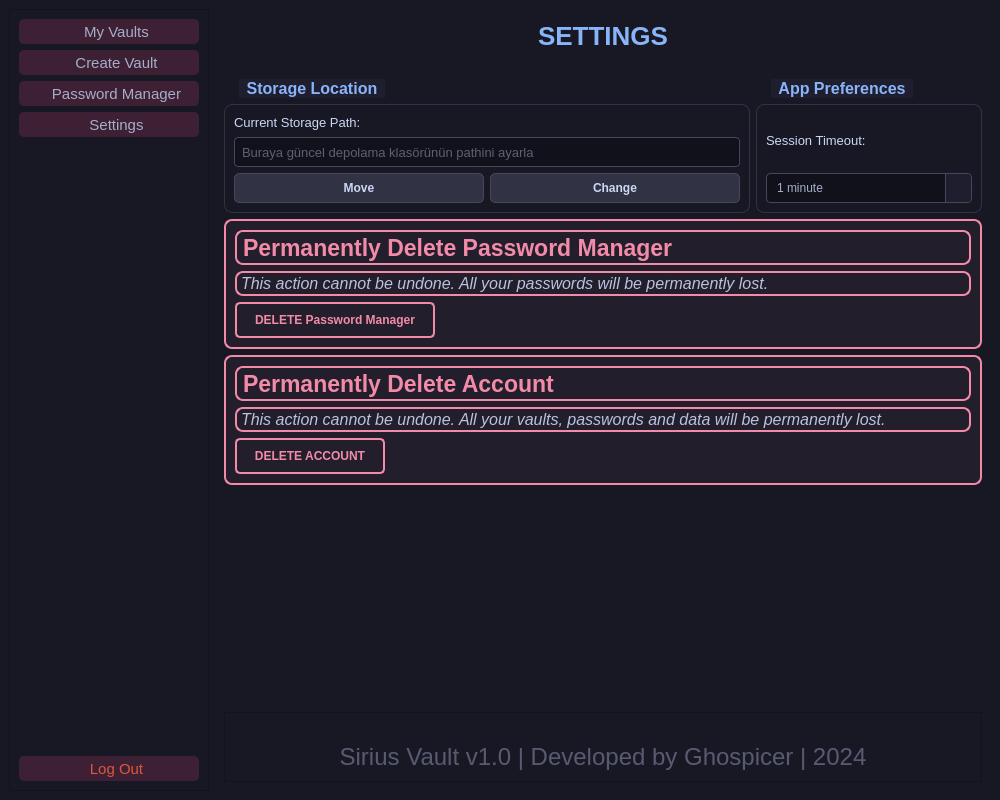
Above: SiriusVaultGUI/src/ui/main_menu.ui from Ghospicer/SiriusVault before the change. Below: the same form after it.
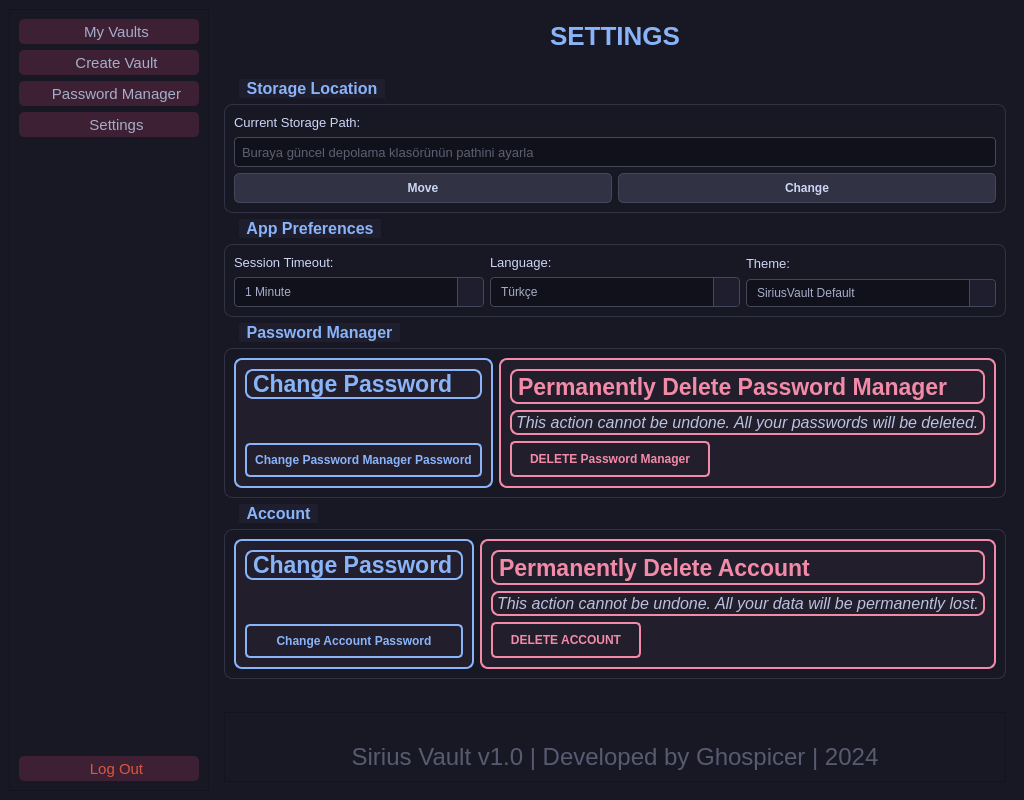
That is the form after the change. Icons and pictures are not drawn.

```diff
--- a/SiriusVaultGUI/src/ui/main_menu.ui
+++ b/SiriusVaultGUI/src/ui/main_menu.ui
@@ -13,10 +13,6 @@
   <property name="windowTitle">
    <string>SIRIUS VAULT</string>
   </property>
-  <property name="windowIcon">
-   <iconset>
-    <normaloff>../assets/siriusvault.ico</normaloff>../assets/siriusvault.ico</iconset>
-  </property>
   <property name="styleSheet">
    <string notr="true">QMainWindow {
     background-color: #1e1e2e;
@@ -1094,8 +1090,6 @@
          </widget>
         </item>
         <item>
-         <layout class="QHBoxLayout" name="horizontalLayout_3" stretch="70,30">
-          <item>
            <widget class="QGroupBox" name="groupBox_settings_storage">
             <property name="styleSheet">
              <string notr="true">QGroupBox {
@@ -1236,6 +1230,8 @@
            </widget>
           </item>
           <item>
+         <layout class="QHBoxLayout" name="horizontalLayout_3" stretch="0">
+          <item>
            <widget class="QGroupBox" name="groupBox_settings_apreferences">
             <property name="styleSheet">
              <string notr="true">QGroupBox {
@@ -1259,7 +1255,9 @@
             <property name="title">
              <string>App Preferences</string>
             </property>
-            <layout class="QVBoxLayout" name="verticalLayout_6">
+            <layout class="QHBoxLayout" name="horizontalLayout_8">
+             <item>
+              <layout class="QVBoxLayout" name="verticalLayout_12">
              <item>
               <widget class="QLabel" name="label_session_timeout">
                <property name="minimumSize">
@@ -1282,7 +1280,7 @@
               </widget>
              </item>
              <item>
-              <widget class="QComboBox" name="comboBox">
+                <widget class="QComboBox" name="comboBox_timeout">
                <property name="minimumSize">
                 <size>
                  <width>0</width>
@@ -1338,7 +1336,7 @@
                </property>
                <item>
                 <property name="text">
-                 <string>1 minute</string>
+                   <string>1 Minute</string>
                 </property>
                </item>
                <item>
@@ -1359,9 +1357,266 @@
               </widget>
              </item>
             </layout>
-           </widget>
-          </item>
-         </layout>
+             </item>
+             <item>
+              <layout class="QVBoxLayout" name="verticalLayout_6">
+               <item>
+                <widget class="QLabel" name="label_session_timeout_2">
+                 <property name="minimumSize">
+                  <size>
+                   <width>0</width>
+                   <height>17</height>
+                  </size>
+                 </property>
+                 <property name="styleSheet">
+                  <string notr="true">QLabel {
+    color: #cdd6f4;
+    font-weight: normal;
+    font-size: 10pt;
+    background-color: transparent;
+}</string>
+                 </property>
+                 <property name="text">
+                  <string>Language:</string>
+                 </property>
+                </widget>
+               </item>
+               <item>
+                <widget class="QComboBox" name="comboBox_language">
+                 <property name="minimumSize">
+                  <size>
+                   <width>0</width>
+                   <height>30</height>
+                  </size>
+                 </property>
+                 <property name="cursor">
+                  <cursorShape>PointingHandCursor</cursorShape>
+                 </property>
+                 <property name="styleSheet">
+                  <string notr="true">QComboBox {
+    background-color: #11111b;
+    border: 1px solid #45475a;
+    border-radius: 4px;
+    color: #a6adc8;
+    padding: 5px;
+    padding-left: 10px;
+}
+
+QComboBox::drop-down {
+    subcontrol-origin: padding;
+    subcontrol-position: top right;
+    width: 25px;
+    border-left-width: 1px;
+    border-left-color: #45475a;
+    border-left-style: solid;
+    border-top-right-radius: 4px;
+    border-bottom-right-radius: 4px;
+    background: #1e1e2e;
+}
+
+QComboBox::down-arrow {
+    image: none;
+    border: none;
+    
+    width: 8px;
+    height: 8px;
+    border-radius: 4px;
+    background-color: #89b4fa;
+    
+    subcontrol-origin: padding;
+    subcontrol-position: center;
+}
+
+QComboBox QAbstractItemView {
+    background-color: #181825;
+    color: #cdd6f4;
+    border: 1px solid #45475a;
+    selection-background-color: #313244;
+    selection-color: #ffffff;
+    outline: none;
+}</string>
+                 </property>
+                 <item>
+                  <property name="text">
+                   <string>Türkçe</string>
+                  </property>
+                 </item>
+                 <item>
+                  <property name="text">
+                   <string>English (default)</string>
+                  </property>
+                 </item>
+                </widget>
+               </item>
+              </layout>
+             </item>
+             <item>
+              <layout class="QVBoxLayout" name="verticalLayout_11">
+               <item>
+                <widget class="QLabel" name="label_7">
+                 <property name="styleSheet">
+                  <string notr="true">QLabel {
+    color: #cdd6f4;
+    font-weight: normal;
+    font-size: 10pt;
+    background-color: transparent;
+}</string>
+                 </property>
+                 <property name="text">
+                  <string>Theme:</string>
+                 </property>
+                </widget>
+               </item>
+               <item>
+                <widget class="QComboBox" name="comboBox_theme">
+                 <property name="styleSheet">
+                  <string notr="true">QComboBox {
+    background-color: #11111b;
+    border: 1px solid #45475a;
+    border-radius: 4px;
+    color: #a6adc8;
+    padding: 5px;
+    padding-left: 10px;
+}
+
+QComboBox::drop-down {
+    subcontrol-origin: padding;
+    subcontrol-position: top right;
+    width: 25px;
+    border-left-width: 1px;
+    border-left-color: #45475a;
+    border-left-style: solid;
+    border-top-right-radius: 4px;
+    border-bottom-right-radius: 4px;
+    background: #1e1e2e;
+}
+
+QComboBox::down-arrow {
+    image: none;
+    border: none;
+    
+    width: 8px;
+    height: 8px;
+    border-radius: 4px;
+    background-color: #89b4fa;
+    
+    subcontrol-origin: padding;
+    subcontrol-position: center;
+}
+
+QComboBox QAbstractItemView {
+    background-color: #181825;
+    color: #cdd6f4;
+    border: 1px solid #45475a;
+    selection-background-color: #313244;
+    selection-color: #ffffff;
+    outline: none;
+}</string>
+                 </property>
+                 <item>
+                  <property name="text">
+                   <string>SiriusVault Default</string>
+                  </property>
+                 </item>
+                </widget>
+               </item>
+              </layout>
+             </item>
+            </layout>
+           </widget>
+          </item>
+         </layout>
+        </item>
+        <item>
+         <layout class="QHBoxLayout" name="horizontalLayout_7"/>
+        </item>
+        <item>
+         <widget class="QGroupBox" name="groupBox">
+          <property name="styleSheet">
+           <string notr="true">QGroupBox {
+    background-color: #181825;
+    border: 1px solid #313244;
+    border-radius: 8px;
+    margin-top: 25px;
+    font-weight: bold;
+    color: #89b4fa;
+    font-size: 12pt;
+}
+
+QGroupBox::title {
+    subcontrol-origin: margin;
+    subcontrol-position: top left;
+    left: 15px;
+    padding: 0 5px;
+    background-color: #1e1e2e;
+}</string>
+          </property>
+          <property name="title">
+           <string>Password Manager</string>
+          </property>
+          <layout class="QHBoxLayout" name="horizontalLayout_5">
+           <item>
+            <widget class="QFrame" name="verticalFrame">
+             <property name="styleSheet">
+              <string notr="true">QFrame {
+    background-color: rgba(243, 139, 168, 0.05);
+    border: 2px solid #89b4fa;
+    border-radius: 8px;
+}</string>
+             </property>
+             <layout class="QVBoxLayout" name="verticalLayout_13">
+              <item>
+               <widget class="QLabel" name="label_8">
+                <property name="styleSheet">
+                 <string notr="true">QLabel {
+    color: #89b4fa;
+    font-weight: bold;
+    font-size: 17pt;
+    background-color: transparent;
+}</string>
+                </property>
+                <property name="text">
+                 <string>Change Password</string>
+                </property>
+               </widget>
+              </item>
+              <item>
+               <spacer name="verticalSpacer_2">
+                <property name="orientation">
+                 <enum>Qt::Orientation::Vertical</enum>
+                </property>
+                <property name="sizeHint" stdset="0">
+                 <size>
+                  <width>20</width>
+                  <height>40</height>
+                 </size>
+                </property>
+               </spacer>
+              </item>
+              <item>
+               <widget class="QPushButton" name="btn_settings_change_pm_pass">
+                <property name="styleSheet">
+                 <string notr="true">QPushButton {
+    background-color: transparent;
+    color: #89b4fa;
+    border: 2px solid #89b4fa;
+    font-weight: bold;
+    border-radius: 5px;
+    padding: 8px;
+}
+
+QPushButton:hover {
+    background-color: #89b4fa;
+    color: #1e1e2e;
+}</string>
+                </property>
+                <property name="text">
+                 <string>Change Password Manager Password</string>
+                </property>
+               </widget>
+              </item>
+             </layout>
+            </widget>
         </item>
         <item>
          <widget class="QFrame" name="frame_settings_dangerzone_2">
@@ -1417,7 +1672,7 @@
 }</string>
              </property>
              <property name="text">
-              <string>This action cannot be undone. All your passwords will be permanently lost.</string>
+                 <string>This action cannot be undone. All your passwords will be deleted.</string>
              </property>
             </widget>
            </item>
@@ -1461,6 +1716,97 @@
           </layout>
          </widget>
         </item>
+          </layout>
+         </widget>
+        </item>
+        <item>
+         <widget class="QGroupBox" name="groupBox_2">
+          <property name="styleSheet">
+           <string notr="true">QGroupBox {
+    background-color: #181825;
+    border: 1px solid #313244;
+    border-radius: 8px;
+    margin-top: 25px;
+    font-weight: bold;
+    color: #89b4fa;
+    font-size: 12pt;
+}
+
+QGroupBox::title {
+    subcontrol-origin: margin;
+    subcontrol-position: top left;
+    left: 15px;
+    padding: 0 5px;
+    background-color: #1e1e2e;
+}</string>
+          </property>
+          <property name="title">
+           <string>Account</string>
+          </property>
+          <layout class="QHBoxLayout" name="horizontalLayout_6">
+           <item>
+            <widget class="QFrame" name="verticalFrame">
+             <property name="styleSheet">
+              <string notr="true">QFrame {
+    background-color: rgba(243, 139, 168, 0.05);
+    border: 2px solid #89b4fa;
+    border-radius: 8px;
+}</string>
+             </property>
+             <layout class="QVBoxLayout" name="verticalLayout_14">
+              <item>
+               <widget class="QLabel" name="label_9">
+                <property name="styleSheet">
+                 <string notr="true">QLabel {
+    color: #89b4fa;
+    font-weight: bold;
+    font-size: 17pt;
+    background-color: transparent;
+}</string>
+                </property>
+                <property name="text">
+                 <string>Change Password</string>
+                </property>
+               </widget>
+              </item>
+              <item>
+               <spacer name="verticalSpacer_3">
+                <property name="orientation">
+                 <enum>Qt::Orientation::Vertical</enum>
+                </property>
+                <property name="sizeHint" stdset="0">
+                 <size>
+                  <width>20</width>
+                  <height>40</height>
+                 </size>
+                </property>
+               </spacer>
+              </item>
+              <item>
+               <widget class="QPushButton" name="btn_settings_change_user_pass">
+                <property name="styleSheet">
+                 <string notr="true">QPushButton {
+    background-color: transparent;
+    color: #89b4fa;
+    border: 2px solid #89b4fa;
+    font-weight: bold;
+    border-radius: 5px;
+    padding: 8px;
+}
+
+QPushButton:hover {
+    background-color: #89b4fa;
+    color: #1e1e2e;
+}</string>
+                </property>
+                <property name="text">
+                 <string>Change Account Password</string>
+                </property>
+               </widget>
+              </item>
+             </layout>
+            </widget>
+           </item>
         <item>
          <widget class="QFrame" name="frame_settings_dangerzone">
           <property name="styleSheet">
@@ -1515,7 +1861,7 @@
 }</string>
              </property>
              <property name="text">
-              <string>This action cannot be undone. All your vaults, passwords and data will be permanently lost.</string>
+                 <string>&lt;html&gt;&lt;head/&gt;&lt;body&gt;&lt;p&gt;This action cannot be undone. All your data will be permanently lost.&lt;/p&gt;&lt;/body&gt;&lt;/html&gt;</string>
              </property>
             </widget>
            </item>
@@ -1554,6 +1900,9 @@
              <property name="text">
               <string>DELETE ACCOUNT</string>
              </property>
+               </widget>
+              </item>
+             </layout>
             </widget>
            </item>
           </layout>
```
Lines whose indentation alone changed are shown as unchanged.
